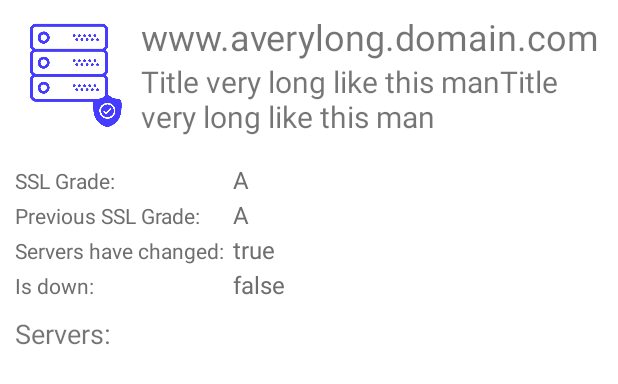
After one commit to nikoremi97/detect-server-security-frontend-app, an Android app: the layout activity_domain_description.xml on its own in the app's theme, with its tools: preview values and no code run, on a phone screen of 412 x 824 dp. The commit adds this screen. Shown: the top 384 px of the screen. Run offline under Robolectric (Android 15) with nearby library versions, the phone set to English and light mode, and no system bars; network calls fail.

Commit message:
Created second activity to handle new Domain analysis. Updated project with minor fixes and improvements

```diff
--- a/app/src/main/res/drawable/progress_bar_animation.xml
+++ b/app/src/main/res/drawable/progress_bar_animation.xml
@@ -8,7 +8,8 @@
 
 	<shape
 			android:shape="ring"
-			android:useLevel="false">
+			android:useLevel="false"
+			android:thickness="5dp">
 
 		<gradient
 				android:centerColor="@color/colorPrimary"
--- /dev/null
+++ b/app/src/main/res/layout/activity_domain_description.xml
@@ -0,0 +1,162 @@
+<?xml version="1.0" encoding="utf-8"?>
+<androidx.appcompat.widget.LinearLayoutCompat
+		xmlns:android="http://schemas.android.com/apk/res/android"
+		xmlns:app="http://schemas.android.com/apk/res-auto"
+		xmlns:tools="http://schemas.android.com/tools"
+		android:orientation="vertical"
+		android:layout_width="match_parent"
+		android:layout_height="match_parent"
+		android:layout_margin="8dp"
+		tools:context=".ui.main.ui.domainDetails.DomainDetailsActivity">
+
+	<androidx.appcompat.widget.LinearLayoutCompat
+			android:id="@+id/domain_description_linear_layout"
+			android:orientation="horizontal"
+			android:layout_width="wrap_content"
+			android:layout_height="wrap_content"
+			android:layout_marginBottom="15dp">
+		<androidx.appcompat.widget.AppCompatImageView
+				android:id="@+id/domain_description_view_logo"
+				android:layout_width="70dp"
+				android:layout_height="70dp"
+				app:srcCompat="@drawable/security_server_color_primary_2"
+				android:layout_alignParentStart="true"
+				android:maxHeight="70dp"
+				android:maxWidth="70dp"
+				android:layout_marginStart="8dp"
+				android:layout_marginLeft="8dp"
+				android:layout_marginEnd="8dp"
+				android:layout_weight="0" android:layout_gravity="center"/>
+		<androidx.appcompat.widget.LinearLayoutCompat
+				android:id="@+id/domain_description_view_layout_title"
+				android:orientation="vertical"
+				android:layout_width="match_parent"
+				android:layout_height="wrap_content" android:layout_weight="1">
+			<androidx.appcompat.widget.AppCompatTextView
+					android:id="@+id/domain_description_view_domain"
+					android:layout_width="wrap_content"
+					android:layout_height="wrap_content"
+					android:text="www.averylong.domain.com"
+					android:textSize="24sp"/>
+			<androidx.appcompat.widget.AppCompatTextView
+					android:id="@+id/domain_description_view_domain_title"
+					android:text="Title very long like this manTitle very long like this man"
+					android:layout_width="wrap_content"
+					android:layout_height="wrap_content"
+					android:textSize="20dp"/>
+		</androidx.appcompat.widget.LinearLayoutCompat>
+
+	</androidx.appcompat.widget.LinearLayoutCompat>
+
+	<TableLayout
+			android:layout_width="match_parent"
+			android:layout_height="wrap_content"
+			android:textAlignment="textStart"
+			android:layout_marginBottom="10dp"
+			android:stretchColumns="1">
+
+		<TableRow
+				android:minHeight="20dp"
+				android:layout_width="match_parent"
+				android:layout_height="0dp"
+				android:layout_weight="1">
+			<androidx.appcompat.widget.AppCompatTextView
+					android:layout_width="match_parent"
+					android:layout_height="wrap_content"
+					android:text="@string/domain_ssl_grade"
+					android:padding="2dp"
+					android:textColor="@color/textColorFragments" android:layout_weight="1"/>
+			<androidx.appcompat.widget.AppCompatTextView
+					android:id="@+id/server_domain_ssl_grade"
+					android:layout_width="match_parent"
+					android:layout_height="match_parent"
+					android:text="A"
+					android:padding="2dp"
+					android:paddingStart="4dp"
+					android:textColor="@color/textColorFragments" android:textSize="16sp"/>
+		</TableRow>
+
+		<TableRow
+				android:layout_width="match_parent"
+				android:layout_height="0dp"
+				android:layout_weight="1">
+			<androidx.appcompat.widget.AppCompatTextView
+					android:layout_width="match_parent"
+					android:layout_height="wrap_content"
+					android:text="@string/domain_previous_ssl_grade"
+					android:padding="2dp"
+					android:textColor="@color/textColorFragments"/>
+			<androidx.appcompat.widget.AppCompatTextView
+					android:id="@+id/server_domain_previous_ssl_grade"
+					android:layout_width="match_parent"
+					android:layout_height="match_parent"
+					android:text="A"
+					android:padding="2dp"
+					android:paddingStart="4dp"
+					android:textColor="@color/textColorFragments" android:textSize="16sp"/>
+		</TableRow>
+
+
+		<TableRow
+				android:layout_width="match_parent"
+				android:layout_height="0dp"
+				android:layout_weight="1">
+			<androidx.appcompat.widget.AppCompatTextView
+					android:layout_width="match_parent"
+					android:layout_height="wrap_content"
+					android:text="@string/domain_servers_changed"
+					android:padding="2dp"
+					android:textColor="@color/textColorFragments"/>
+			<androidx.appcompat.widget.AppCompatTextView
+					android:id="@+id/server_domain_servers_changed"
+					android:layout_width="match_parent"
+					android:layout_height="match_parent"
+					android:text="true"
+					android:padding="2dp"
+					android:paddingStart="4dp"
+					android:textColor="@color/textColorFragments" android:textSize="16sp"/>
+		</TableRow>
+
+
+		<TableRow
+				android:layout_width="match_parent"
+				android:layout_height="0dp"
+				android:layout_weight="1">
+			<androidx.appcompat.widget.AppCompatTextView
+					android:layout_width="match_parent"
+					android:layout_height="wrap_content"
+					android:text="@string/domain_is_down"
+					android:padding="2dp"
+					android:textColor="@color/textColorFragments"/>
+			<androidx.appcompat.widget.AppCompatTextView
+					android:id="@+id/server_domain_is_down"
+					android:layout_width="match_parent"
+					android:layout_height="match_parent"
+					android:text="false"
+					android:padding="2dp"
+					android:paddingStart="4dp"
+					android:textColor="@color/textColorFragments" android:textSize="16sp"/>
+		</TableRow>
+	</TableLayout>
+
+	<androidx.appcompat.widget.AppCompatTextView
+			android:layout_width="match_parent"
+			android:layout_height="wrap_content"
+			android:text="@string/domain_servers"
+			android:textSize="18sp"
+			android:paddingStart="2dp"
+			android:layout_marginBottom="10dp"
+	/>
+
+	<ScrollView
+			android:orientation="vertical"
+			android:layout_width="match_parent"
+			android:layout_height="wrap_content">
+
+		<androidx.recyclerview.widget.RecyclerView
+				android:id="@+id/recycler_view_servers_list"
+				android:layout_width="match_parent"
+				android:layout_height="wrap_content"/>
+	</ScrollView>
+
+</androidx.appcompat.widget.LinearLayoutCompat>
--- a/app/src/main/res/values/strings.xml
+++ b/app/src/main/res/values/strings.xml
@@ -13,8 +13,21 @@
 	<string name="new_domain_endpoint">"/newServer"</string>
 
 	<!-- Responses texts-->
-	<string name="cant_connect_server">Ups! Can´t connect with server right now. Try again! </string>
-	<string name="cant_scan_server">Ups! Something went wrong scanning that domain. Try with other! </string>
+	<string name="cant_connect_server">Ups! Can´t connect with server right now. Try again!</string>
+	<string name="cant_scan_server">Ups! Something went wrong scanning that domain. Try with other!</string>
 	<string name="invalid_user_input">Please type a valid domain</string>
 
+	<!-- Domain Description -->
+	<string name="domain_details">Domain Details</string>
+	<string name="domain_ssl_grade">SSL Grade:</string>
+	<string name="domain_previous_ssl_grade">Previous SSL Grade:</string>
+	<string name="domain_servers_changed">Servers have changed:</string>
+	<string name="domain_is_down">Is down:</string>
+	<string name="domain_servers">Servers:</string>
+	<!-- Server Description -->
+	<string name="server_address">Address:</string>
+	<string name="server_ssl">SSL:</string>
+	<string name="server_country">Country:</string>
+	<string name="server_owner">Owner:</string>
+
 </resources>
```
Also changed, not shown: app/src/main/AndroidManifest.xml (+11 -8 lines), app/src/main/java/com/example/securityserver/data/DataTypes.kt (+4 -4 lines), app/src/main/java/com/example/securityserver/services/ServiceBaseSingleton.kt (+6 -24 lines), app/src/main/java/com/example/securityserver/ui/main/ui/domainDetails/DomainDetailsActivity.kt (added, +95 -0 lines), app/src/main/java/com/example/securityserver/ui/main/ui/domainDetails/RecyclerAdapterDetailsServer.kt (added, +56 -0 lines), app/src/main/java/com/example/securityserver/ui/main/ui/fragments/ServerAnalyzerFragment.kt (+15 -28 lines), app/src/main/java/com/example/securityserver/ui/main/ui/fragments/recyclerView/RecyclerAdapterAServersHistory.kt (+3 -15 lines), app/src/main/java/com/example/securityserver/ui/main/ui/fragments/recyclerView/ServersHistoryFragment.kt (+11 -9 lines), app/src/main/java/com/example/securityserver/utils/Utils.kt (added, +54 -0 lines), app/src/main/res/drawable/rounded_button.xml (deleted, +0 -7 lines), app/src/main/res/layout/domain_description_dialog.xml (deleted, +0 -22 lines), app/src/main/res/layout/empty_domain_array.xml (+0 -21 lines), app/src/main/res/layout/item_domain.xml (+6 -3 lines), app/src/main/res/layout/item_server.xml (added, +104 -0 lines), 1 more files.
